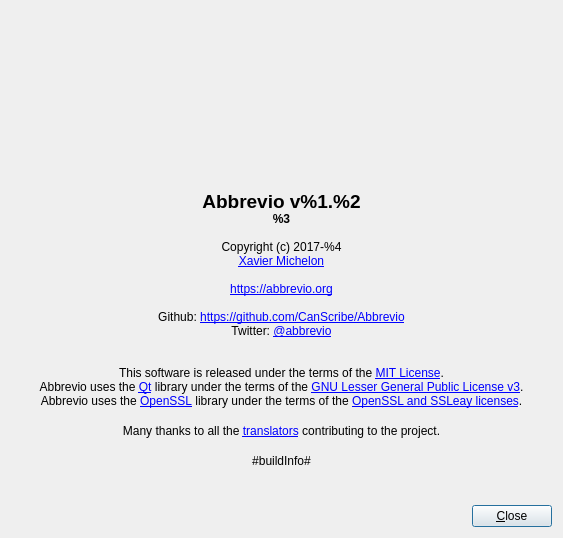
First picture: the form in Abbrevio/Dialogs/AboutDialog.ui, repository CanScribe-College/Abbrevio, before the edit.
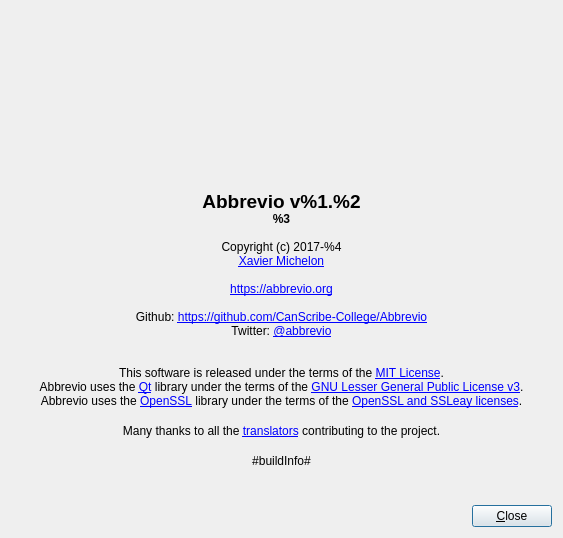
Second picture: the form after the edit. Icons and pictures are not drawn.

```diff
--- a/Abbrevio/Dialogs/AboutDialog.ui
+++ b/Abbrevio/Dialogs/AboutDialog.ui
@@ -131,7 +131,7 @@
    <item row="2" column="0" colspan="3">
     <widget class="QLabel" name="labelText">
      <property name="text">
-      <string>&lt;html&gt;&lt;head/&gt;&lt;body&gt;&lt;p align=&quot;center&quot;&gt;&lt;br/&gt;&lt;span style=&quot; font-size:14pt; font-weight:600;&quot;&gt;Abbrevio v%1.%2&lt;br/&gt;&lt;/span&gt;&lt;span style=&quot; font-weight:600;&quot;&gt;%3&lt;/span&gt;&lt;br/&gt;&lt;br/&gt;Copyright (c) 2017-%4&lt;br/&gt;&lt;a href=&quot;https://x-mi.com&quot;&gt;&lt;span style=&quot; text-decoration: underline; color:#%5;&quot;&gt;Xavier Michelon&lt;br/&gt;&lt;/span&gt;&lt;/a&gt;&lt;br/&gt;&lt;a href=&quot;https://abbrevio.org&quot;&gt;&lt;span style=&quot; text-decoration: underline; color:#%5;&quot;&gt;https://abbrevio.org&lt;br/&gt;&lt;/span&gt;&lt;/a&gt;&lt;br/&gt;Github: &lt;a href=&quot;https://github.com/CanScribe/Abbrevio&quot;&gt;&lt;span style=&quot; text-decoration: underline; color:#%5;&quot;&gt;https://github.com/CanScribe/Abbrevio&lt;/span&gt;&lt;/a&gt;&lt;br/&gt;Twitter: &lt;a href=&quot;https://twitter.com/abbrevio&quot;&gt;&lt;span style=&quot; text-decoration: underline; color:#%5;&quot;&gt;@abbrevio&lt;br/&gt;&lt;/span&gt;&lt;/a&gt;&lt;br/&gt;&lt;br/&gt;This software is released under the terms of the &lt;a href=&quot;https://en.wikipedia.org/wiki/MIT_License&quot;&gt;&lt;span style=&quot; text-decoration: underline; color:#%5;&quot;&gt;MIT License&lt;/span&gt;&lt;/a&gt;.&lt;br/&gt;Abbrevio uses the &lt;a href=&quot;https://www.qt.io/&quot;&gt;&lt;span style=&quot; text-decoration: underline; color:#%5;&quot;&gt;Qt&lt;/span&gt;&lt;/a&gt; library under the terms of the &lt;a href=&quot;https://www.gnu.org/licenses/lgpl-3.0.txt&quot;&gt;&lt;span style=&quot; text-decoration: underline; color:#%5;&quot;&gt;GNU Lesser General Public License v3&lt;/span&gt;&lt;/a&gt;.&lt;br/&gt;Abbrevio uses the &lt;a href=&quot;https://www.openssl.org&quot;&gt;&lt;span style=&quot; text-decoration: underline; color:#%5;&quot;&gt;OpenSSL&lt;/span&gt;&lt;/a&gt; library under the terms of the &lt;a href=&quot;https://www.openssl.org/source/license.html&quot;&gt;&lt;span style=&quot; text-decoration: underline; color:#%5;&quot;&gt;OpenSSL and SSLeay licenses&lt;/span&gt;&lt;/a&gt;.&lt;/p&gt;&lt;/body&gt;&lt;/html&gt;</string>
+      <string>&lt;html&gt;&lt;head/&gt;&lt;body&gt;&lt;p align=&quot;center&quot;&gt;&lt;br/&gt;&lt;span style=&quot; font-size:14pt; font-weight:600;&quot;&gt;Abbrevio v%1.%2&lt;br/&gt;&lt;/span&gt;&lt;span style=&quot; font-weight:600;&quot;&gt;%3&lt;/span&gt;&lt;br/&gt;&lt;br/&gt;Copyright (c) 2017-%4&lt;br/&gt;&lt;a href=&quot;https://x-mi.com&quot;&gt;&lt;span style=&quot; text-decoration: underline; color:#%5;&quot;&gt;Xavier Michelon&lt;br/&gt;&lt;/span&gt;&lt;/a&gt;&lt;br/&gt;&lt;a href=&quot;https://abbrevio.org&quot;&gt;&lt;span style=&quot; text-decoration: underline; color:#%5;&quot;&gt;https://abbrevio.org&lt;br/&gt;&lt;/span&gt;&lt;/a&gt;&lt;br/&gt;Github: &lt;a href=&quot;https://github.com/CanScribe-College/Abbrevio&quot;&gt;&lt;span style=&quot; text-decoration: underline; color:#%5;&quot;&gt;https://github.com/CanScribe-College/Abbrevio&lt;/span&gt;&lt;/a&gt;&lt;br/&gt;Twitter: &lt;a href=&quot;https://twitter.com/abbrevio&quot;&gt;&lt;span style=&quot; text-decoration: underline; color:#%5;&quot;&gt;@abbrevio&lt;br/&gt;&lt;/span&gt;&lt;/a&gt;&lt;br/&gt;&lt;br/&gt;This software is released under the terms of the &lt;a href=&quot;https://en.wikipedia.org/wiki/MIT_License&quot;&gt;&lt;span style=&quot; text-decoration: underline; color:#%5;&quot;&gt;MIT License&lt;/span&gt;&lt;/a&gt;.&lt;br/&gt;Abbrevio uses the &lt;a href=&quot;https://www.qt.io/&quot;&gt;&lt;span style=&quot; text-decoration: underline; color:#%5;&quot;&gt;Qt&lt;/span&gt;&lt;/a&gt; library under the terms of the &lt;a href=&quot;https://www.gnu.org/licenses/lgpl-3.0.txt&quot;&gt;&lt;span style=&quot; text-decoration: underline; color:#%5;&quot;&gt;GNU Lesser General Public License v3&lt;/span&gt;&lt;/a&gt;.&lt;br/&gt;Abbrevio uses the &lt;a href=&quot;https://www.openssl.org&quot;&gt;&lt;span style=&quot; text-decoration: underline; color:#%5;&quot;&gt;OpenSSL&lt;/span&gt;&lt;/a&gt; library under the terms of the &lt;a href=&quot;https://www.openssl.org/source/license.html&quot;&gt;&lt;span style=&quot; text-decoration: underline; color:#%5;&quot;&gt;OpenSSL and SSLeay licenses&lt;/span&gt;&lt;/a&gt;.&lt;/p&gt;&lt;/body&gt;&lt;/html&gt;</string>
      </property>
      <property name="alignment">
       <set>Qt::AlignHCenter|Qt::AlignTop</set>
```
Left out of the diff: 2 changed lines with no effect on the pictures.
